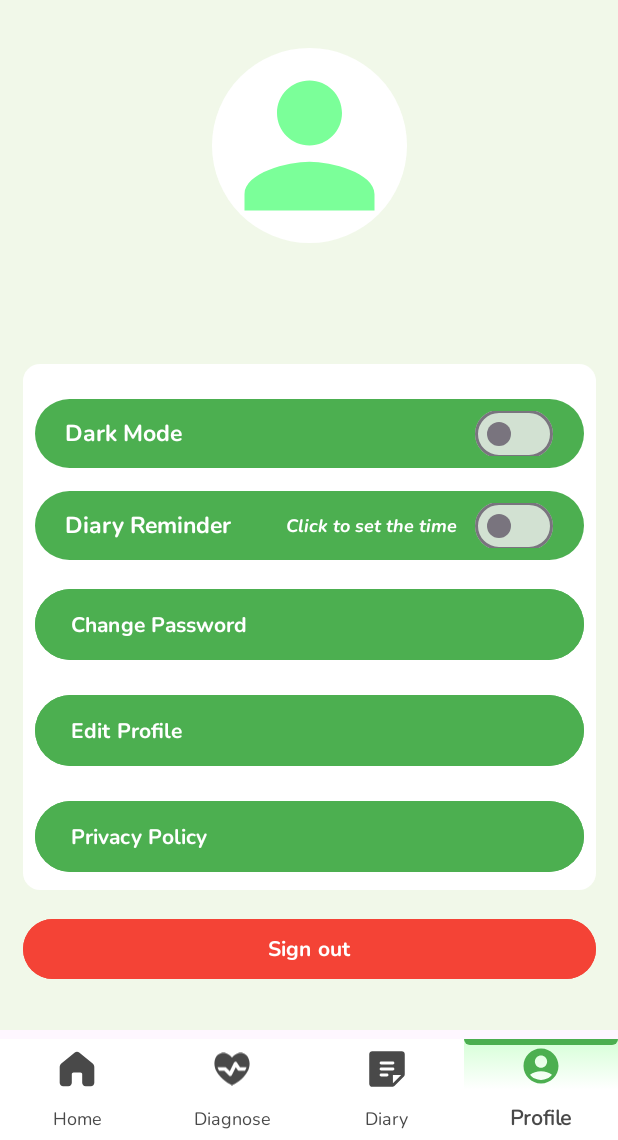
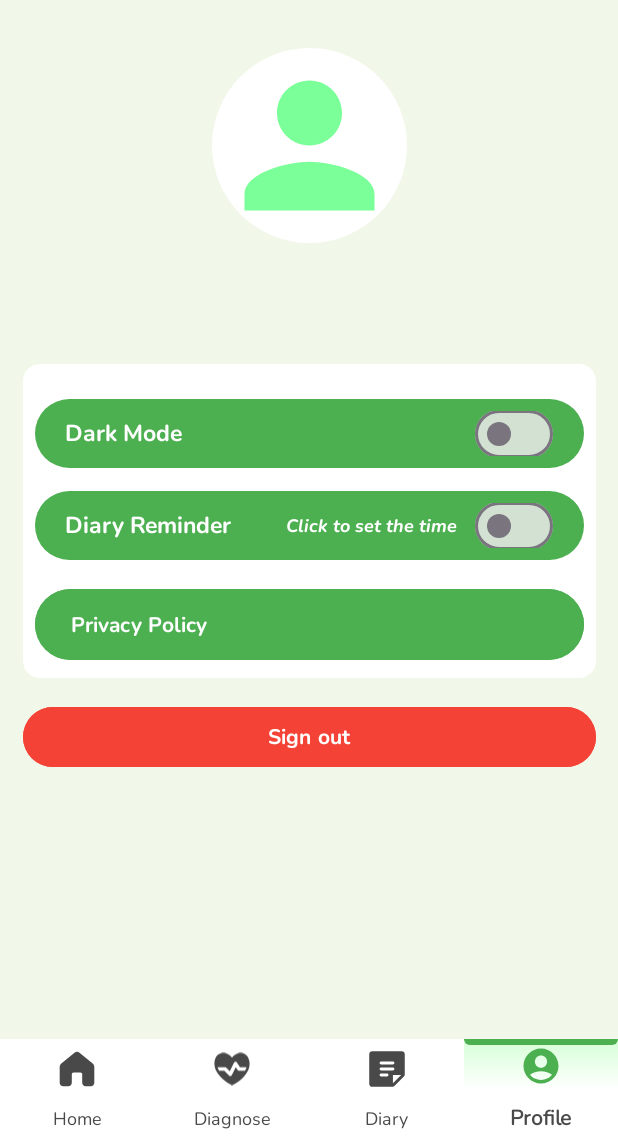
Before and after one commit to 7innovations/FixU-Mobile-Development, an Android app: the fragment DiagnoseFragment placed in its activity, item 4 of the bottom bar chosen, on a phone screen of 412 x 824 dp, the part 96-1236 px from its top. Run offline under Robolectric (Android 15) with nearby library versions, the phone set to English and light mode, and no system bars; our stand-ins replace Firebase (no records; nobody signed in at launch, a user with empty details on screens opened directly), Room's generated code; network calls fail; pictures from the network do not load; 1 statement that could not run was skipped.

Commit message:
finish v1.1

```diff
--- a/app/build.gradle.kts
+++ b/app/build.gradle.kts
@@ -78,6 +78,8 @@ dependencies {
     implementation(libs.glide)
     implementation(libs.lottie)
 
+    implementation (libs.androidx.core.splashscreen)
+
     implementation(platform("com.google.firebase:firebase-bom:33.7.0"))
     implementation("com.google.firebase:firebase-auth")
 
--- a/app/src/main/AndroidManifest.xml
+++ b/app/src/main/AndroidManifest.xml
@@ -34,13 +34,12 @@
             android:exported="true" >
             <intent-filter>
                 <action android:name="android.intent.action.MAIN" />
-
                 <category android:name="android.intent.category.LAUNCHER" />
             </intent-filter>
         </activity>
         <activity
             android:name=".MainActivity"
-            android:exported="true" />
+            android:exported="false" />
         <receiver android:name=".utils.ReminderReceiver"
             android:exported="true"
             android:permission="@string/diary_reminder" />
--- a/app/src/main/java/com/example/fixu/MainActivity.kt
+++ b/app/src/main/java/com/example/fixu/MainActivity.kt
@@ -4,19 +4,22 @@ import android.content.Context
 import android.os.Bundle
 import androidx.appcompat.app.AppCompatActivity
 import androidx.appcompat.app.AppCompatDelegate
+import androidx.core.splashscreen.SplashScreen.Companion.installSplashScreen
 import androidx.fragment.app.Fragment
+import androidx.lifecycle.lifecycleScope
 import com.example.fixu.ui.fragment.DiagnoseFragment
 import com.example.fixu.ui.fragment.HomeFragment
 import com.example.fixu.ui.notes.NotesFragment
 import com.example.fixu.ui.profile.ProfileFragment
 import com.example.fixu.databinding.ActivityMainBinding
+import kotlinx.coroutines.delay
+import kotlinx.coroutines.launch
 
 class MainActivity : AppCompatActivity() {
 
     private lateinit var binding: ActivityMainBinding
 
     override fun onCreate(savedInstanceState: Bundle?) {
-
         val sharedPref = getSharedPreferences("AppPreferences", Context.MODE_PRIVATE)
         val isDarkMode = sharedPref.getBoolean("DARK_MODE", false)
         if (isDarkMode) {
@@ -61,5 +64,4 @@ class MainActivity : AppCompatActivity() {
         transaction.replace(R.id.fragment_container, fragment)
         transaction.commit()
     }
-
 }
--- a/app/src/main/java/com/example/fixu/ui/fragment/DiagnoseFragment.kt
+++ b/app/src/main/java/com/example/fixu/ui/fragment/DiagnoseFragment.kt
@@ -69,35 +69,31 @@ class DiagnoseFragment : Fragment() {
             ),
             Question(
                 status = "Professional",
-                questionText = "How would you rate the work pressure you experience?",
+                questionText = "How would you rate the work pressure you experience?\n1 = Minimal stress, easy to manage!\n2 = Some stress, but manageable\n3 = Just average i guess\n4 = It is frequently punching me\n5 = Constantly overwhelmed, im cooked!",
                 answerType = "radio",
-                options = listOf("1 = Minimal stress, easy to manage", "2 = Some stress, but manageable",
-                    "3 = Average level of work stress", "4 = Frequently feel stressed at work",
-                    "5 = Constantly overwhelmed by work pressure")
+                options = listOf("1", "2", "3", "4", "5")
             ),
             Question(
                 status = "Professional",
-                questionText = "How satisfied are you with your current job?",
+                questionText = "How satisfied are you with your current job?\n1: I want to quit.\n2: I kinda hate this job :(\n3: It is a love-hate relationship with it\n4: I kinda love this job\n5: I love my job to the bone",
                 answerType = "radio",
-                options = listOf("1 = Not happy at all with the job", "2 = Unhappy with most aspects of the job",
-                    "3 = Neither satisfied nor dissatisfied", "4 = Happy with most aspects of the job",
-                    "5 = Completely happy with the job")
+                options = listOf("1", "2", "3", "4", "5")
             ),
             Question(
                 status = "Professional",
-                questionText = "How many hours of sleep do you get on average per night?",
+                questionText = "How many hours of sleep do you normally get each night?",
                 answerType = "radio",
                 options = listOf("Less than 5 hours", "5-6 hours", "7-8 hours", " More than 8 hours")
             ),
             Question(
                 status = "Professional",
-                questionText = "How would you describe your dietary habits",
+                questionText = "How would you describe your dietary habits?",
                 answerType = "radio",
                 options = listOf("Healthy", "Moderate", "Unhealthy")
             ),
             Question(
                 status = "Professional",
-                questionText = "Have you ever had suicidal thoughts?",
+                questionText = "Have you ever had self-harm or suicidal thoughts?",
                 answerType = "radio",
                 options = listOf("Yes", "No")
             ),
@@ -109,11 +105,9 @@ class DiagnoseFragment : Fragment() {
             ),
             Question(
                 status = "Professional",
-                questionText = "How much financial stress are you currently experiencing?",
+                questionText = "How much financial stress are you currently experiencing?\n1. Im doing well, zero stress on that front\n2. I rarely struggle with it\n3. Its all about up and down\n4. Frequently feel that financial stress\n5. Always stressful with finance :(",
                 answerType = "radio",
-                options = listOf("1 = Financially secure, no stress", "2 = Rarely worried about finances",
-                    "3 = Occasionally worried about finances", "4 = Frequently stressed about finances",
-                    "5 = Constantly stressed about financial matters")
+                options = listOf("1", "2", "3", "4", "5")
             ),
             Question(
                 status = "Professional",
@@ -135,23 +129,29 @@ class DiagnoseFragment : Fragment() {
             ),
             Question(
                 status = "Student",
-                questionText = "How would you rate the academic pressure you experience?",
+                questionText = "How would you rate the academic pressure you experience?\n" +
+                        "1 = Minimal pressure, easy to manage!\n" +
+                        "2 = Some pressure, but manageable\n" +
+                        "3 = Just average level i think\n" +
+                        "4 = It is frequently punching me\n" +
+                        "5 = Constantly overwhelmed, im cooked!",
                 answerType = "radio",
-                options = listOf("1 = Minimal pressure, easy to manage", "2 = Some pressure, but manageable",
-                    "3 = Average level of academic pressure", "4 = Frequently feel pressured by academic demands",
-                    "5 = Constantly overwhelmed by academic pressure")
+                options = listOf("1", "2", "3", "4", "5")
             ),
             Question(
                 status = "Student",
-                questionText = "How satisfied are you with your current academic progress?",
+                questionText = "How satisfied are you with your current academic progress?\n" +
+                        "1: I want to drop out.\n" +
+                        "2: I kinda hate my studies :(\n" +
+                        "3: It is a love-hate relationship with studies\n" +
+                        "4: I kinda love my studies\n" +
+                        "5: I love it to the bone",
                 answerType = "radio",
-                options = listOf("1 = Not satisfied at all with my studies", "2 = Dissatisfied with most aspects of my studies",
-                    "3 = Neither satisfied nor dissatisfied", "4 = Satisfied with most aspects of my studies",
-                    "5 = Completely satisfied with my studies")
+                options = listOf("1", "2", "3", "4", "5")
             ),
             Question(
                 status = "Student",
-                questionText = "How many hours of sleep do you get on average per night?",
+                questionText = "How many hours of sleep do you normally get each night?",
                 answerType = "radio",
                 options = listOf("Less than 5 hours", "5-6 hours", "7-8 hours", " More than 8 hours")
             ),
@@ -163,7 +163,7 @@ class DiagnoseFragment : Fragment() {
             ),
             Question(
                 status = "Student",
-                questionText = "Have you ever had suicidal thoughts?",
+                questionText = "Have you ever had self-harm or suicidal thoughts?",
                 answerType = "radio",
                 options = listOf("Yes", "No")
             ),
@@ -175,11 +175,14 @@ class DiagnoseFragment : Fragment() {
             ),
             Question(
                 status = "Student",
-                questionText = "How much financial stress are you currently experiencing?",
+                questionText = "How much financial stress are you currently experiencing?\n" +
+                        "1. Im doing well, zero stress on that front\n" +
+                        "2. I rarely struggle with it\n" +
+                        "3. Its all about up and down\n" +
+                        "4. Frequently feel that financial stress\n" +
+                        "5. Always stressful with my financial :(",
                 answerType = "radio",
-                options = listOf("1 = Financially secure, no stress", "2 = Rarely worried about finances",
-                    "3 = Occasionally worried about finances", "4 = Frequently stressed about finances",
-                    "5 = Constantly stressed about financial matters")
+                options = listOf("1", "2", "3", "4", "5")
             ),
             Question(
                 status = "Student",
--- a/app/src/main/java/com/example/fixu/ui/profile/ProfileFragment.kt
+++ b/app/src/main/java/com/example/fixu/ui/profile/ProfileFragment.kt
@@ -97,6 +97,10 @@ class ProfileFragment : Fragment() {
 
         binding.tvUsername.text = userName
         binding.tvUserEmail.text = email
+
+        binding.btnPrivacyPolicy.setOnClickListener {
+            PrivacyPolicyDialog().show(requireContext())
+        }
 
         return view
     }
--- a/app/src/main/res/drawable/logo_selector.xml
+++ /dev/null
@@ -1,5 +0,0 @@
-<?xml version="1.0" encoding="utf-8"?>
-<selector xmlns:android="http://schemas.android.com/apk/res/android">
-    <item android:drawable="@drawable/ic_fixu_logo_light" android:state_checked="false" />
-    <item android:drawable="@drawable/ic_fixu_logo_dark" android:state_checked="true" />
-</selector>
--- a/app/src/main/res/layout/fragment_profile.xml
+++ b/app/src/main/res/layout/fragment_profile.xml
@@ -3,7 +3,8 @@
     xmlns:android="http://schemas.android.com/apk/res/android"
     xmlns:app="http://schemas.android.com/apk/res-auto"
     android:layout_width="match_parent"
-    android:layout_height="match_parent" >
+    android:layout_height="match_parent"
+    android:background="?attr/colorSurface">
 
 <androidx.constraintlayout.widget.ConstraintLayout
     android:layout_width="match_parent"
@@ -174,29 +175,6 @@
                 android:layout_marginEnd="8dp"/>
         </LinearLayout>
 
-        <!-- Other Options -->
-        <Button
-            android:id="@+id/btn_change_password"
-            android:layout_width="match_parent"
-            android:layout_height="55dp"
-            android:layout_marginTop="15dp"
-            android:backgroundTint="@color/primary"
-            android:text="@string/change_password"
-            android:fontFamily="@font/nunito_bold"
-            android:textColor="@android:color/white"
-            android:gravity="center_vertical" />
-
-        <Button
-            android:id="@+id/btn_edit_profile"
-            android:layout_width="match_parent"
-            android:layout_height="55dp"
-            android:layout_marginTop="15dp"
-            android:backgroundTint="@color/primary"
-            android:text="@string/edit_profile"
-            android:fontFamily="@font/nunito_bold"
-            android:textColor="@android:color/white"
-            android:gravity="center_vertical" />
-
         <Button
             android:id="@+id/btn_privacy_policy"
             android:layout_width="match_parent"
--- a/app/src/main/res/values/strings.xml
+++ b/app/src/main/res/values/strings.xml
@@ -70,4 +70,5 @@
     <string name="fixu_logo">Fixu_logo</string>
     <string name="diary">Diary</string>
     <string name="diary_reminder">Diary Reminder</string>
+    <string name="motto">Let\'s FixU and make a difference!</string>
 </resources>
--- a/gradle/libs.versions.toml
+++ b/gradle/libs.versions.toml
@@ -1,6 +1,7 @@
 [versions]
 agp = "8.5.2"
 converterGson = "2.9.0"
+coreSplashscreen = "1.0.1"
 glide = "4.16.0"
 gson = "2.10.1"
 kotlin = "1.9.0"
@@ -23,6 +24,7 @@ roomRuntime = "2.5.2"
 
 [libraries]
 androidx-core-ktx = { group = "androidx.core", name = "core-ktx", version.ref = "coreKtx" }
+androidx-core-splashscreen = { module = "androidx.core:core-splashscreen", version.ref = "coreSplashscreen" }
 androidx-room-ktx = { module = "androidx.room:room-ktx", version.ref = "roomKtx" }
 androidx-room-runtime = { module = "androidx.room:room-runtime", version.ref = "roomRuntime" }
 converter-gson = { module = "com.squareup.retrofit2:converter-gson", version.ref = "converterGson" }
```
Also changed, not shown: app/src/main/java/com/example/fixu/ui/profile/PrivacyPolicyDialog.kt (added, +52 -0 lines).
